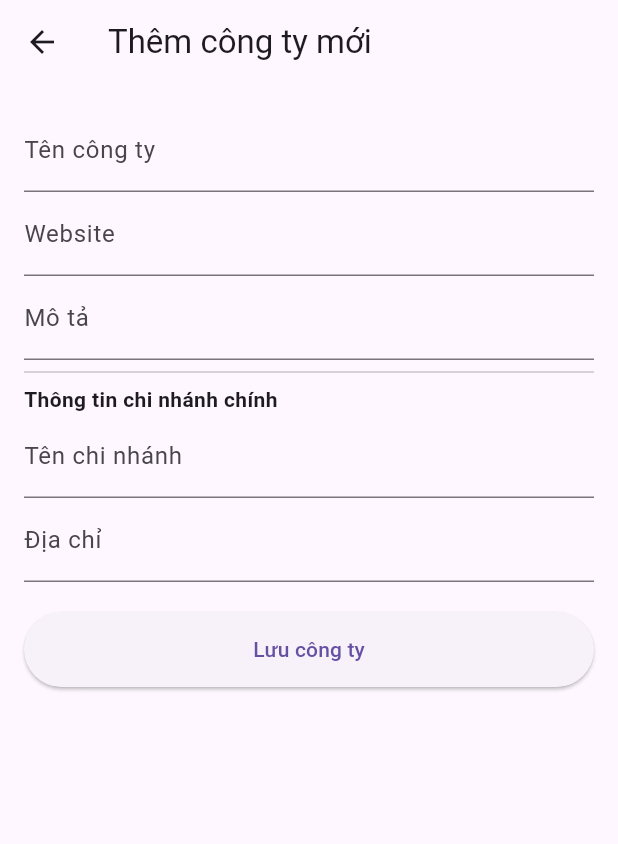
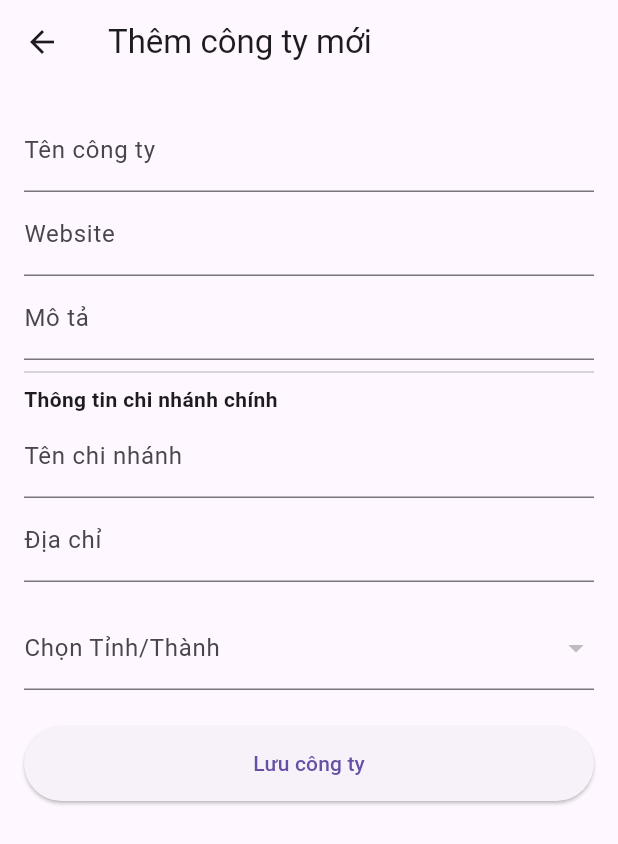
Before and after one commit to anhnbt05/it-search-job-flutter-app, a Flutter app: the CreateCompanyPage screen opened directly, on a phone screen of 412 x 824 dp. Shown: the top 844 px of the screen. Run offline on Flutter 3.47's test engine with Material 3 defaults, Android fonts, the phone set to English and light mode, and no system bars; drawn by our look-alikes of toastification; our stand-ins replace dropdown_button2; network calls fail.

Commit message:
feat: create service and view model add new company

```diff
--- a/ui/lib/ViewModels/login/LoginNavigationViewModel.dart
+++ b/ui/lib/ViewModels/login/LoginNavigationViewModel.dart
@@ -8,7 +8,6 @@ import 'package:ui/Views/login/resetpassword_page.dart';
 import '../../Views/login/forgotpassword_page.dart';
 import '../../Views/login/otpverification_page.dart';
 import 'VerifyResetPasswordOtpViewModel.dart';
-import '../../Views/login/register_page.dart';
 
 class LoginNavigationViewModel extends ChangeNotifier {
   void goToForgotPassword(BuildContext context) {
--- a/ui/lib/Views/login/createcompany_page.dart
+++ b/ui/lib/Views/login/createcompany_page.dart
@@ -1,6 +1,10 @@
 import 'package:flutter/material.dart';
-import '../../Models/CompanyLocations.dart';
-import '../../Models/Companies.dart';
+import 'package:provider/provider.dart';
+
+import '../../Helpers/toastification.dart';
+import '../../Models/Provinces.dart';
+import '../../ViewModels/login/CompaniesViewModel.dart';
+import '../../ViewModels/login/ProvincesViewModel.dart';
 
 class CreateCompanyPage extends StatefulWidget {
   @override
@@ -8,52 +12,121 @@ class CreateCompanyPage extends StatefulWidget {
 }
 
 class _CreateCompanyPageState extends State<CreateCompanyPage> {
+  final _formKey = GlobalKey<FormState>();
   final _nameController = TextEditingController();
   final _websiteController = TextEditingController();
   final _descriptionController = TextEditingController();
   final _branchNameController = TextEditingController();
   final _addressController = TextEditingController();
 
-  void submit() {
-    final newCompany = cCompanies(
-      ID: "new-id", // giả lập ID hoặc để backend trả về
-      Name: _nameController.text,
-      WebsiteUrl: _websiteController.text,
-      Description: _descriptionController.text,
-      CompanyLocations: [
-        cCompanyLocations(
-          LocationID: "new-location-id", // giả lập ID hoặc để backend trả về
-          BranchName: _branchNameController.text,
-          Address: _addressController.text,
-        )
-      ],
+  String? _selectedProvinceId;
+
+  @override
+  void initState() {
+    super.initState();
+    Provider.of<ProvincesViewModel>(context, listen: false).fetchProvinces();
+  }
+
+  Future<void> _submit() async {
+    if (!_formKey.currentState!.validate() || _selectedProvinceId == null) return;
+
+    final vm = Provider.of<CompaniesViewModel>(context, listen: false);
+    final response = await vm.addCompany(
+      name: _nameController.text,
+      websiteUrl: _websiteController.text,
+      description: _descriptionController.text,
+      branchName: _branchNameController.text,
+      address: _addressController.text,
+      locationId: _selectedProvinceId!,
     );
 
-    Navigator.pop(context, newCompany);
+    if (response.success) {
+      await vm.fetchCompanies();
+      showTopToastification(
+        title: 'Thành công',
+        content: response.message,
+        color: Colors.green,
+        icon: Icons.check_circle,
+      );
+      Navigator.pop(context);
+    } else {
+      showTopToastification(
+        title: 'Lỗi',
+        content: response.message,
+        color: Colors.red,
+        icon: Icons.error,
+      );
+    }
   }
 
   @override
   Widget build(BuildContext context) {
+    final provinceVM = Provider.of<ProvincesViewModel>(context);
+    final companyVM = Provider.of<CompaniesViewModel>(context);
+
     return Scaffold(
-      appBar: AppBar(title: Text("Thêm công ty mới")),
+      appBar: AppBar(title: Text('Thêm công ty mới')),
       body: Padding(
         padding: EdgeInsets.all(16),
-        child: ListView(
-          children: [
-            TextField(controller: _nameController, decoration: InputDecoration(labelText: "Tên công ty")),
-            TextField(controller: _websiteController, decoration: InputDecoration(labelText: "Website")),
-            TextField(controller: _descriptionController, decoration: InputDecoration(labelText: "Mô tả")),
-            Divider(),
-            Text("Thông tin chi nhánh chính", style: TextStyle(fontWeight: FontWeight.bold)),
-            TextField(controller: _branchNameController, decoration: InputDecoration(labelText: "Tên chi nhánh")),
-            TextField(controller: _addressController, decoration: InputDecoration(labelText: "Địa chỉ")),
-            SizedBox(height: 20),
-            ElevatedButton(
-              onPressed: submit,
-              child: Text("Lưu công ty"),
-              style: ElevatedButton.styleFrom(minimumSize: Size(double.infinity, 50)),
-            )
-          ],
+        child: Form(
+          key: _formKey,
+          child: ListView(
+            children: [
+              TextFormField(
+                controller: _nameController,
+                decoration: InputDecoration(labelText: 'Tên công ty'),
+                validator: (v) => v!.isEmpty ? 'Không được để trống' : null,
+              ),
+              TextFormField(
+                controller: _websiteController,
+                decoration: InputDecoration(labelText: 'Website'),
+                validator: (v) => v!.isEmpty ? 'Không được để trống' : null,
+              ),
+              TextFormField(
+                controller: _descriptionController,
+                decoration: InputDecoration(labelText: 'Mô tả'),
+                validator: (v) => v!.isEmpty ? 'Không được để trống' : null,
+              ),
+              Divider(),
+              Text('Thông tin chi nhánh chính', style: TextStyle(fontWeight: FontWeight.bold)),
+              TextFormField(
+                controller: _branchNameController,
+                decoration: InputDecoration(labelText: 'Tên chi nhánh'),
+                validator: (v) => v!.isEmpty ? 'Không được để trống' : null,
+              ),
+              TextFormField(
+                controller: _addressController,
+                decoration: InputDecoration(labelText: 'Địa chỉ'),
+                validator: (v) => v!.isEmpty ? 'Không được để trống' : null,
+              ),
+              SizedBox(height: 16),
+              provinceVM.isLoading
+                  ? Center(child: CircularProgressIndicator())
+                  : DropdownButtonFormField<String>(
+                value: _selectedProvinceId,
+                decoration: InputDecoration(labelText: 'Chọn Tỉnh/Thành'),
+                items: provinceVM.provinces
+                    .map((cProvinces prov) => DropdownMenuItem<String>(
+                  value: prov.id,
+                  child: Text(prov.name),
+                ))
+                    .toList(),
+                onChanged: (v) => setState(() => _selectedProvinceId = v),
+                validator: (v) => v == null ? 'Vui lòng chọn' : null,
+              ),
+              SizedBox(height: 24),
+              SizedBox(
+                width: double.infinity,
+                height: 50,
+                child: ElevatedButton(
+                  onPressed: companyVM.isLoading ? null : _submit,
+                  child: companyVM.isLoading
+                      ? CircularProgressIndicator(valueColor: AlwaysStoppedAnimation(Colors.white))
+                      : Text('Lưu công ty'),
+                ),
+              ),
+            ],
+          ),
         ),
       ),
     );
```
Also changed, not shown: ui/lib/Models/ResponseModel.dart (+37 -17 lines), ui/lib/Services/auth_companies_service.dart (+55 -11 lines), ui/lib/ViewModels/login/CompaniesViewModel.dart (+28 -0 lines), ui/lib/Views/login/createbranch_page.dart (+16 -6 lines).
